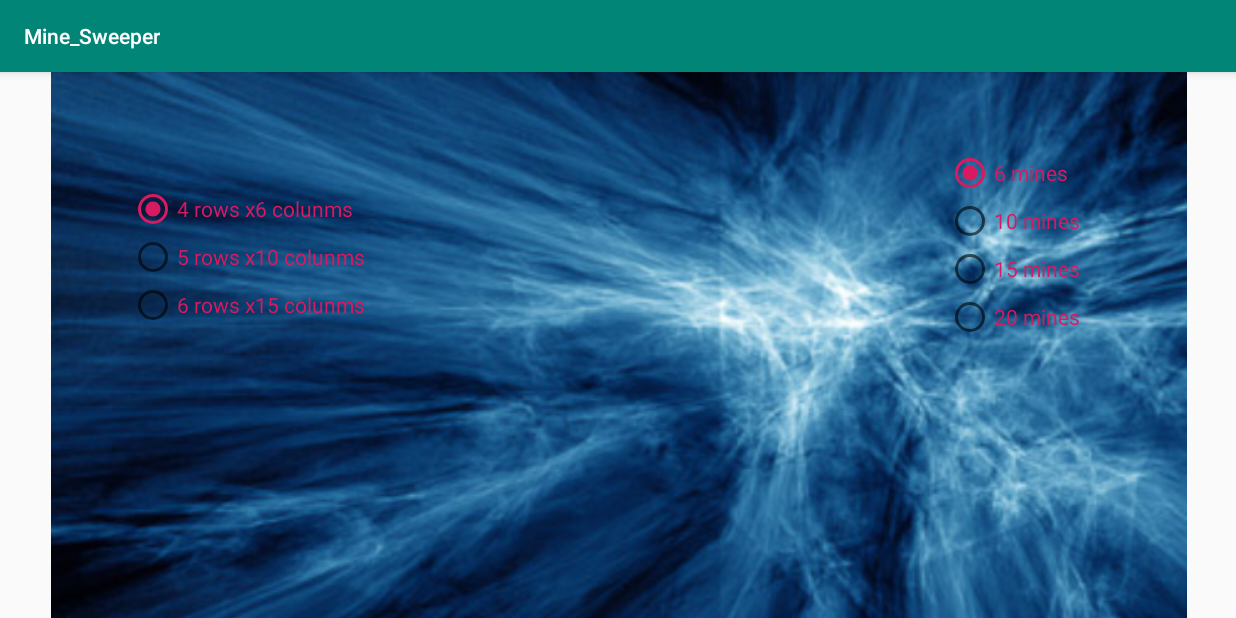
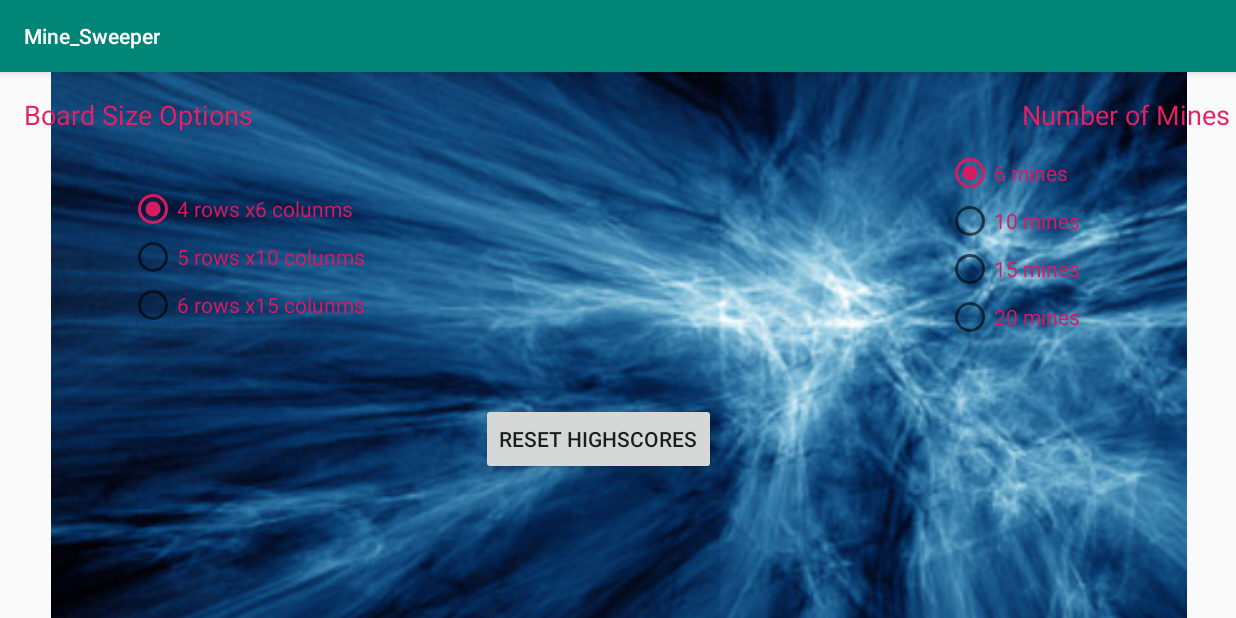
Before and after one commit to hazemelmegharbel/Mine_Seeker_Android, an Android app: the OptionsActivity screen opened directly, with no data from a screen before it, on a phone screen of 824 x 412 dp (held sideways). Run offline under Robolectric (Android 15) with nearby library versions, the phone set to English and light mode, and no system bars.

Commit message:
Implemented music if found new mine or during scan. Begun implementing saving highscores.

```diff
--- a/app/build.gradle
+++ b/app/build.gradle
@@ -24,6 +24,7 @@ dependencies {
     implementation 'androidx.appcompat:appcompat:1.0.2'
     implementation 'androidx.constraintlayout:constraintlayout:1.1.3'
     implementation 'com.google.android.material:material:1.0.0'
+    implementation 'com.google.code.gson:gson:2.8.2'
     testImplementation 'junit:junit:4.12'
     androidTestImplementation 'androidx.test.ext:junit:1.1.0'
     androidTestImplementation 'androidx.test.espresso:espresso-core:3.1.1'
--- a/app/src/main/java/Model/Options.java
+++ b/app/src/main/java/Model/Options.java
@@ -4,6 +4,8 @@ public class Options {
     private int rows;
     private int cols;
     private int mines;
+    private int chosen_board_size;
+    private int chosen_mine_size;
     private static Options instance;
 
     public static Options getInstance(){
@@ -41,4 +43,16 @@ public class Options {
     public void setMines(int mines) {
         this.mines = mines;
     }
+
+    public void setChosen_board_size(int board_size){this.chosen_board_size = board_size;}
+
+    public void setChosen_mine_size(int mine_size){this.chosen_mine_size = mine_size;}
+
+    public int getChosen_board_size() {
+        return chosen_board_size;
+    }
+
+    public int getChosen_mine_size() {
+        return chosen_mine_size;
+    }
 }
--- /dev/null
+++ b/app/src/main/java/com/example/mine_sweeper/HighScores.java
@@ -0,0 +1,34 @@
+package com.example.mine_sweeper;
+
+public class HighScores {
+    private final int NUM_OF_MINE_OPTIONS = 3;
+    private final int NUM_OF_BOARD_CONFIGURATIONS = 2;
+    private static HighScores highscore;
+    public int[][] highscores;
+
+    public static HighScores getInstance(){
+        if(highscore == null){
+            highscore = new HighScores();
+        }
+        return highscore;
+    }
+    private HighScores(){
+        highscores = new int[NUM_OF_BOARD_CONFIGURATIONS][NUM_OF_MINE_OPTIONS];
+    }
+
+    public int GetHighScore(int board_size, int mine_size){
+        return highscores[board_size][mine_size];
+    }
+
+    public void SetNewHighScore(int board_size, int mine_size, int new_score){
+        highscores[board_size][mine_size] = new_score;
+    }
+
+    public void resetHighScores(){
+        for(int i = 0; i < NUM_OF_BOARD_CONFIGURATIONS; i++){
+            for(int j = 0; j< NUM_OF_MINE_OPTIONS; j++){
+                highscores[i][j] = 0;
+            }
+        }
+    }
+}
--- a/app/src/main/java/com/example/mine_sweeper/OptionsActivity.java
+++ b/app/src/main/java/com/example/mine_sweeper/OptionsActivity.java
@@ -4,11 +4,16 @@ import androidx.appcompat.app.AppCompatActivity;
 
 import android.content.Context;
 import android.content.Intent;
+import android.content.SharedPreferences;
 import android.os.Bundle;
 import android.view.View;
+import android.widget.Button;
 import android.widget.RadioButton;
 import android.widget.RadioGroup;
 import android.widget.Toast;
+
+import com.google.gson.Gson;
+
 import Model.GameLogic;
 import  Model.Options;
 
@@ -16,6 +21,8 @@ import Model.Options;
 
 public class OptionsActivity extends AppCompatActivity {
    private final Options opt = Options.getInstance();
+   private final HighScores highScores = HighScores.getInstance();
+
 
     @Override
     protected void onCreate(Bundle savedInstanceState) {
@@ -24,8 +31,28 @@ public class OptionsActivity extends AppCompatActivity {
         Toast.makeText(OptionsActivity.this,"Select Options", Toast.LENGTH_SHORT).show();
         Toast.makeText(OptionsActivity.this,"Select Options", Toast.LENGTH_SHORT).show();
         createRadioButtons();
+        Button btnReset = findViewById(R.id.resetBtn);
+        btnReset.setOnClickListener(new View.OnClickListener() {
+            @Override
+            public void onClick(View v) {
+                highScores.resetHighScores();
+            }
+        });
+
+        saveData();
 
     }
+
+    private void saveData() {
+        SharedPreferences sharedPreferences = getSharedPreferences("shared preferences", MODE_PRIVATE);
+        SharedPreferences.Editor editor = sharedPreferences.edit();
+        Gson gson = new Gson();
+        String json = gson.toJson(highScores.highscores);
+        editor.putString("task list", json);
+        editor.apply();
+    }
+
+
 
     private void createRadioButtons() {
 
@@ -39,8 +66,11 @@ public class OptionsActivity extends AppCompatActivity {
        int[] mines = getResources().getIntArray(R.array.num_of_mines);
 
         for(int i = 0; i < rows.length; i++){
+
             final int row_value = rows[i];
             final int col_value = cols[i];
+
+            opt.setChosen_board_size(i);
 
             RadioButton button = new RadioButton(this);
             button.setText("" + row_value +" rows x" + col_value+ " colunms" );
@@ -65,6 +95,7 @@ public class OptionsActivity extends AppCompatActivity {
         for(int i = 0; i < mines.length; i++)
         {
             final int mine_value = mines[i];
+            opt.setChosen_mine_size(i);
             RadioButton button = new RadioButton(this);
             button.setText("" + mine_value + " mines");
             button.setTextColor(getApplication().getResources().getColor(R.color.colorAccent)); //TAKE DEFAULT COLOR
--- a/app/src/main/res/layout/activity_options.xml
+++ b/app/src/main/res/layout/activity_options.xml
@@ -36,4 +36,44 @@
         android:layout_marginRight="104dp"
         app:layout_constraintEnd_toEndOf="parent"
         app:layout_constraintTop_toTopOf="parent" />
+
+    <TextView
+        android:id="@+id/textView3"
+        android:layout_width="wrap_content"
+        android:layout_height="wrap_content"
+        android:layout_marginStart="16dp"
+        android:layout_marginLeft="16dp"
+        android:layout_marginTop="16dp"
+        android:text="Board Size Options"
+        android:textColor="#E91E63"
+        android:textSize="18sp"
+        app:layout_constraintStart_toStartOf="parent"
+        app:layout_constraintTop_toTopOf="parent" />
+
+    <Button
+        android:id="@+id/resetBtn"
+        android:layout_width="wrap_content"
+        android:layout_height="wrap_content"
+        android:layout_marginStart="128dp"
+        android:layout_marginLeft="128dp"
+        android:text="Reset HighScores"
+        app:layout_constraintBottom_toBottomOf="parent"
+        app:layout_constraintEnd_toEndOf="parent"
+        app:layout_constraintHorizontal_bias="0.357"
+        app:layout_constraintStart_toStartOf="parent"
+        app:layout_constraintTop_toTopOf="@+id/imageView4"
+        app:layout_constraintVertical_bias="0.699" />
+
+    <TextView
+        android:id="@+id/textView4"
+        android:layout_width="wrap_content"
+        android:layout_height="wrap_content"
+        android:layout_marginTop="16dp"
+        android:layout_marginEnd="4dp"
+        android:layout_marginRight="4dp"
+        android:text="Number of Mines"
+        android:textColor="#E91E63"
+        android:textSize="18sp"
+        app:layout_constraintEnd_toEndOf="parent"
+        app:layout_constraintTop_toTopOf="parent" />
 </androidx.constraintlayout.widget.ConstraintLayout>
```
Also changed, not shown: app/src/main/java/com/example/mine_sweeper/PlayGameActivity.java (+85 -3 lines), app/src/main/res/layout/activity_play_game.xml (+13 -0 lines), 2 other files.
